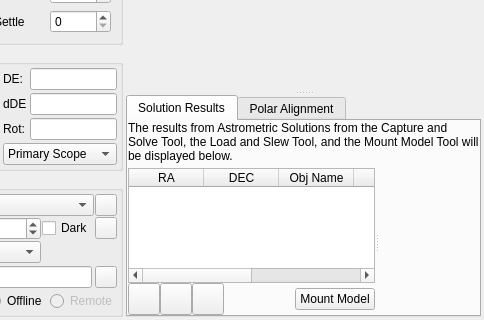
KDE/kstars, file kstars/ekos/align/align.ui: the form before one commit; both pictures show x 126 to 610 and y 152 to 472 of the 610 by 472 pixel window.
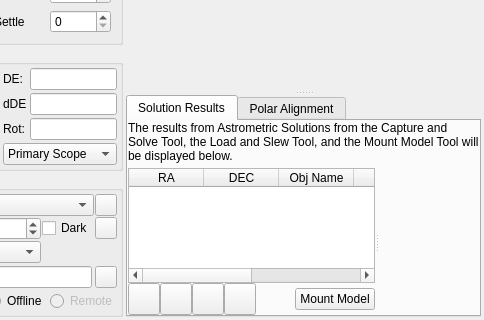
The form after the commit. Custom widgets are drawn as their Qt base class.

Commit message: This patch should allow the remote solver to print its solutions nicely in the table the same way the online and the local solver already do.  It also adds an autoscale button for the solutions graph.

```diff
--- a/kstars/ekos/align/align.ui
+++ b/kstars/ekos/align/align.ui
@@ -936,6 +936,28 @@
                   </property>
                  </widget>
                 </item>
+                <item>
+                 <widget class="QPushButton" name="autoScaleGraphB">
+                  <property name="minimumSize">
+                   <size>
+                    <width>32</width>
+                    <height>32</height>
+                   </size>
+                  </property>
+                  <property name="maximumSize">
+                   <size>
+                    <width>32</width>
+                    <height>33</height>
+                   </size>
+                  </property>
+                  <property name="toolTip">
+                   <string>&lt;html&gt;&lt;head/&gt;&lt;body&gt;&lt;p&gt;Center the Solution Result graph.&lt;/p&gt;&lt;/body&gt;&lt;/html&gt;</string>
+                  </property>
+                  <property name="text">
+                   <string/>
+                  </property>
+                 </widget>
+                </item>
                 <item>
                  <spacer name="horizontalSpacer_11">
                   <property name="orientation">
```
The commit also changes 2 other files.
